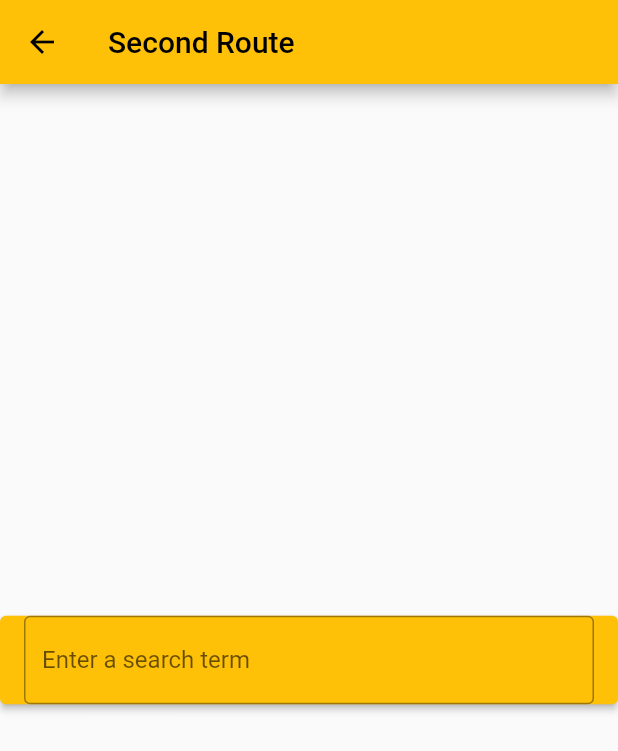
After one commit to HamzaMasharqa/Dahab_transacts_mobileapp, a Flutter app: the addingPage screen opened directly, on a phone screen of 412 x 824 dp. The commit adds this screen. Shown: the top 751 px of the screen. Run offline on Flutter 3.47's test engine with Material 2 defaults, Android fonts, the phone set to English and light mode, and no system bars; our stand-ins replace flutter_slidable; missing offline and left inert: mysql1.

Commit message:
filling the slidable with the transacts table from mysql workbench and makking the first step in the add page

```diff
--- /dev/null
+++ b/first_app/lib/pages/add.dart
@@ -0,0 +1,30 @@
+import 'package:first_app/pages/index.dart';
+import 'package:flutter/material.dart';
+
+class addingPage extends StatelessWidget {
+  const addingPage({Key? key}) : super(key: key);
+
+  @override
+  Widget build(BuildContext context) {
+    return Scaffold(
+      appBar: AppBar(
+        title: const Text('Second Route'),
+      ),
+      body: Center(
+        child: ElevatedButton(
+          onPressed: () {
+            Navigator.push(
+              context,
+              MaterialPageRoute(builder: (context) =>  IndexPage()),
+            );
+          },
+          child: const TextField(
+            decoration: InputDecoration(
+              border: OutlineInputBorder(),
+              hintText: 'Enter a search term',
+            ),
+          ),
+        ),
+      ),
+    );  }
+}
```
Also changed, not shown: first_app/lib/pages/index.dart (+57 -15 lines).
